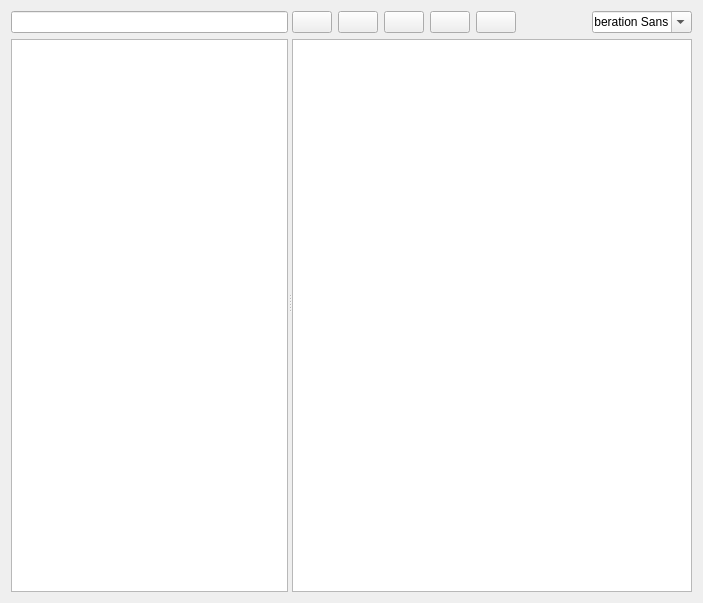
Before: the Qt Designer form pydevtoolplatform/qtdesign/sourceview.ui in seounghun-chung/4uwingnet, drawn with Qt 5.
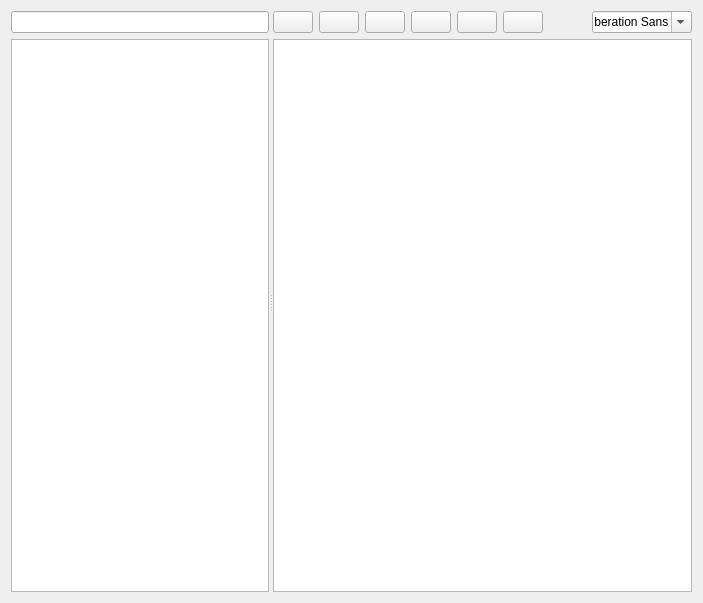
After: the same form once the commit is applied. Custom widgets are drawn as their Qt base class.

```diff
--- a/pydevtoolplatform/qtdesign/sourceview.ui
+++ b/pydevtoolplatform/qtdesign/sourceview.ui
@@ -56,6 +56,16 @@
             </property>
            </widget>
           </item>
+          <item>
+           <widget class="QPushButton" name="btnOpen">
+            <property name="toolTip">
+             <string>Open (Ctrl + O)</string>
+            </property>
+            <property name="text">
+             <string/>
+            </property>
+           </widget>
+          </item>
           <item>
            <widget class="QPushButton" name="pushButton">
             <property name="toolTip">
```
